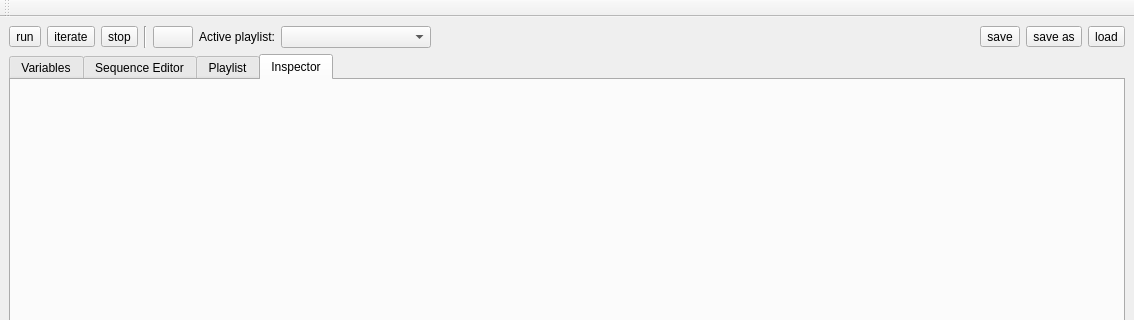
First picture: the form in control-system.ui, repository AlbertHdz4/qplayer, before the edit; both pictures show x 0 to 1134 and y 0 to 320 of the 1134 by 912 pixel window.
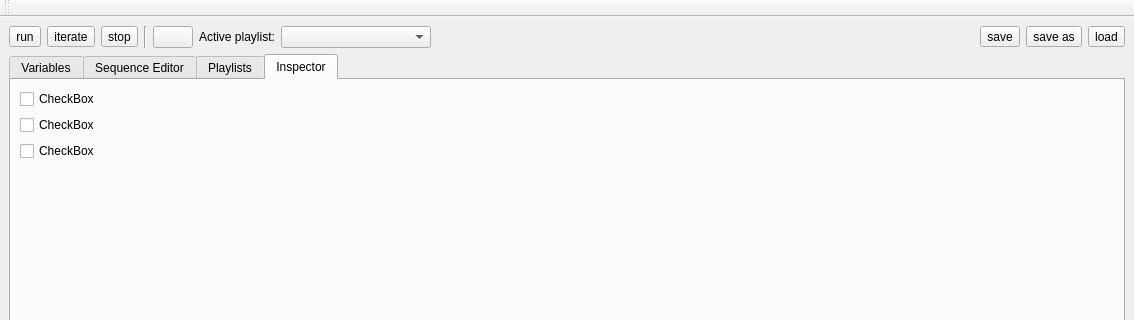
Second picture: the form after the edit. The open tabs and pages were chosen to show the change. Icons and pictures are not drawn.

Commit message: Fixed some recursion bugs and inspector started plotting something.

Diff of the .ui file:
```diff
--- a/control-system.ui
+++ b/control-system.ui
@@ -500,7 +500,7 @@
       </widget>
       <widget class="QWidget" name="tab_playlist">
        <attribute name="title">
-        <string>Playlist</string>
+        <string>Playlists</string>
        </attribute>
        <layout class="QVBoxLayout" name="verticalLayout">
         <item>
@@ -575,7 +575,55 @@
        </attribute>
        <layout class="QHBoxLayout" name="horizontalLayout_8">
         <item>
-         <layout class="QVBoxLayout" name="inspector_container"/>
+         <layout class="QHBoxLayout" name="horizontalLayout_6">
+          <item>
+           <layout class="QVBoxLayout" name="inspector_container"/>
+          </item>
+          <item>
+           <layout class="QVBoxLayout" name="verticalLayout_6">
+            <property name="sizeConstraint">
+             <enum>QLayout::SetDefaultConstraint</enum>
+            </property>
+            <item>
+             <widget class="QCheckBox" name="checkBox">
+              <property name="enabled">
+               <bool>true</bool>
+              </property>
+              <property name="text">
+               <string>CheckBox</string>
+              </property>
+             </widget>
+            </item>
+            <item>
+             <widget class="QCheckBox" name="checkBox_2">
+              <property name="text">
+               <string>CheckBox</string>
+              </property>
+             </widget>
+            </item>
+            <item>
+             <widget class="QCheckBox" name="checkBox_3">
+              <property name="text">
+               <string>CheckBox</string>
+              </property>
+             </widget>
+            </item>
+            <item>
+             <spacer name="verticalSpacer">
+              <property name="orientation">
+               <enum>Qt::Vertical</enum>
+              </property>
+              <property name="sizeHint" stdset="0">
+               <size>
+                <width>20</width>
+                <height>40</height>
+               </size>
+              </property>
+             </spacer>
+            </item>
+           </layout>
+          </item>
+         </layout>
         </item>
        </layout>
       </widget>
```
Left out of the diff: 9 changed lines with no effect on the pictures. The commit also changes 12 other files.
